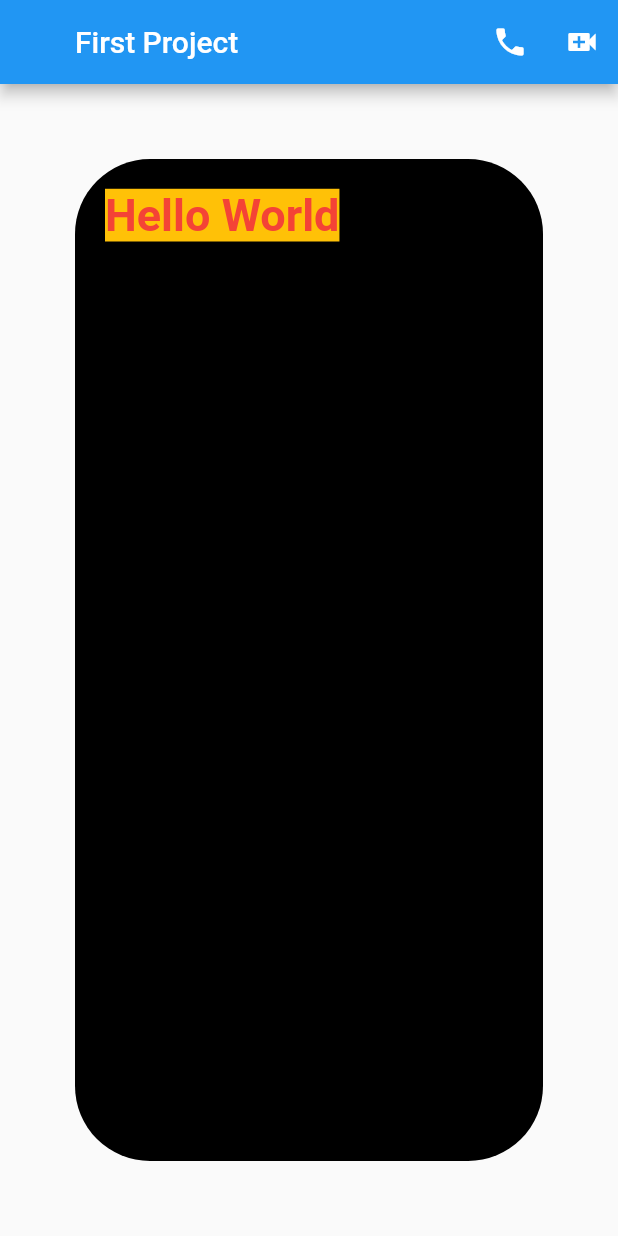
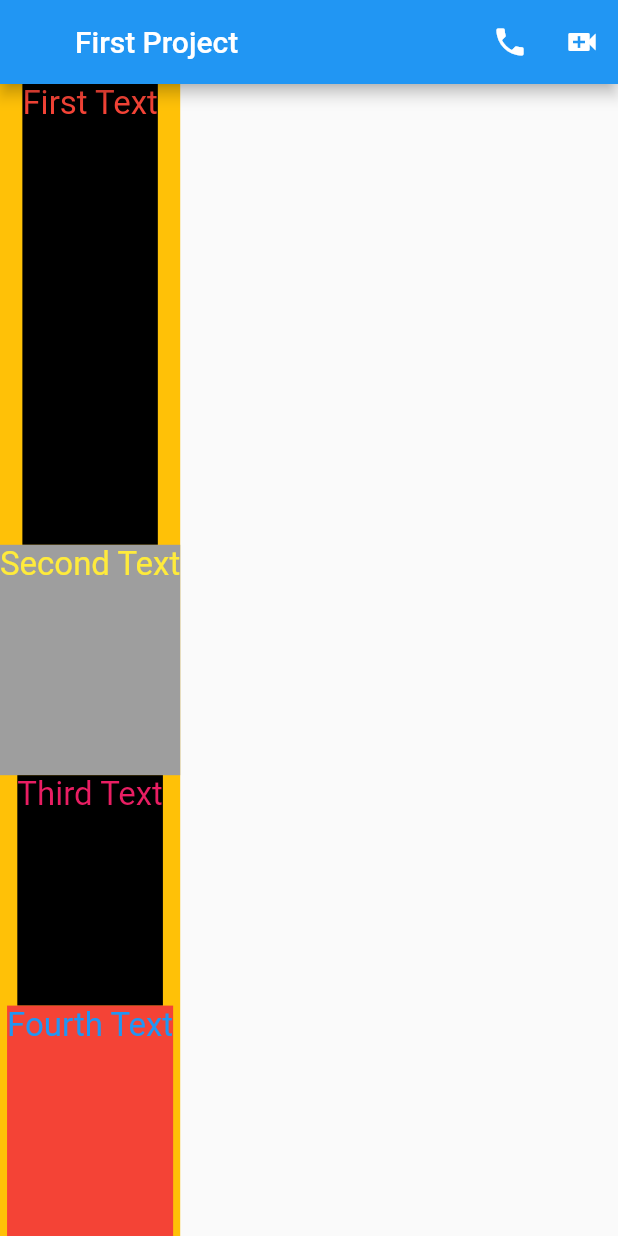
Before and after one commit to HMZKA/flutter_course_october_2022, a Flutter app: the screen it shows after launch, on a phone screen of 412 x 824 dp. Run offline on Flutter 3.47's test engine with Material 2 defaults, Android fonts, the phone set to English and light mode, and no system bars.

Commit message:
column-expanded

```diff
--- a/lib/main.dart
+++ b/lib/main.dart
@@ -20,24 +20,62 @@ class MyApp extends StatelessWidget {
             ],
           ),
           body: Container(
-          padding: EdgeInsets.all(20),
-          margin: EdgeInsets.all(50),
-          decoration: BoxDecoration(
-            borderRadius: BorderRadius.circular(50),
+            color: Colors.amber,
+            child: Column(
+              children: [
+                Expanded(
+                  flex: 2,
+                  child: Container(
                     color: Colors.black,
-          ),
-          height: double.infinity,
-          width: double.infinity,
                     child: Text(
-            'Hello World',
+                      'First Text',
                       style: TextStyle(
+                        fontSize: 22,
                         color: Colors.red,
-                fontSize: 30,
-                fontWeight: FontWeight.w700,
-                backgroundColor: Colors.amber),
                       ),
                     ),
                   ),
+                ),
+                Expanded(
+                  child: Container(
+                    color: Colors.grey,
+                    child: Text(
+                      'Second Text',
+                      style: TextStyle(
+                        fontSize: 22,
+                        color: Colors.yellow,
+                      ),
+                    ),
+                  ),
+                ),
+                Expanded(
+                  child: Container(
+                    color: Colors.black,
+                    child: Text(
+                      'Third Text',
+                      style: TextStyle(
+                        fontSize: 22,
+                        color: Colors.pink,
+                      ),
+                    ),
+                  ),
+                ),
+                Expanded(
+                  child: Container(
+                    height: 130,
+                    color: Colors.red,
+                    child: Text(
+                      'Fourth Text',
+                      style: TextStyle(
+                        fontSize: 22,
+                        color: Colors.blue,
+                      ),
+                    ),
+                  ),
+                ),
+              ],
+            ),
+          )),
     );
   }
 }
```
Lines whose indentation alone changed are shown as unchanged.
